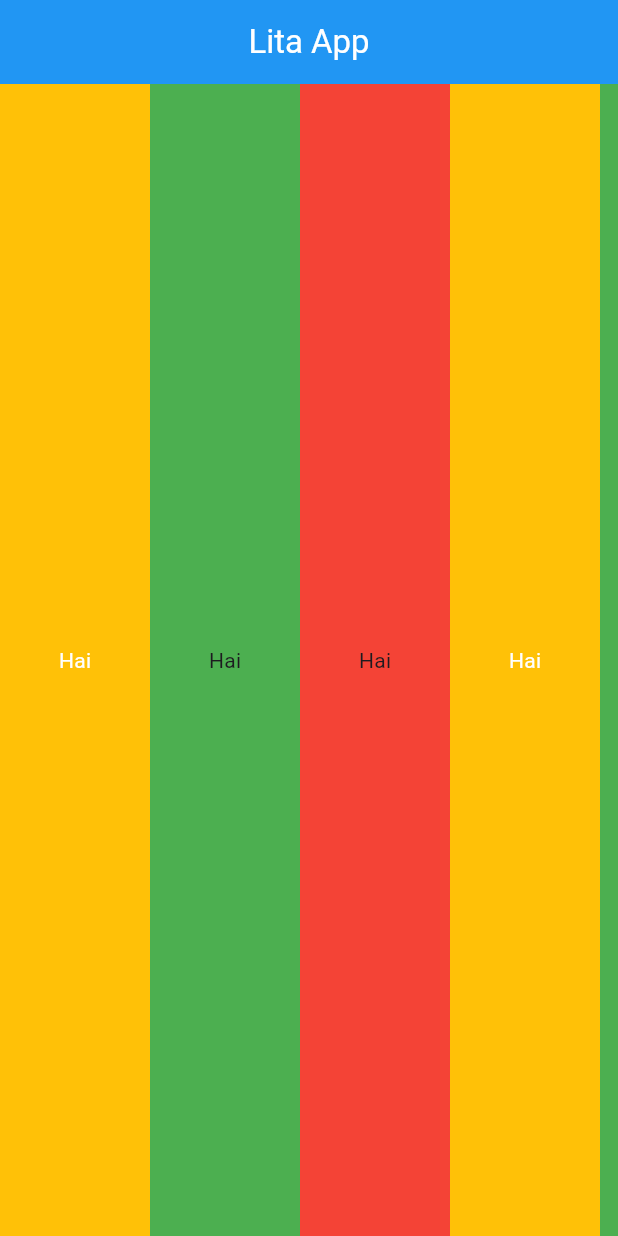
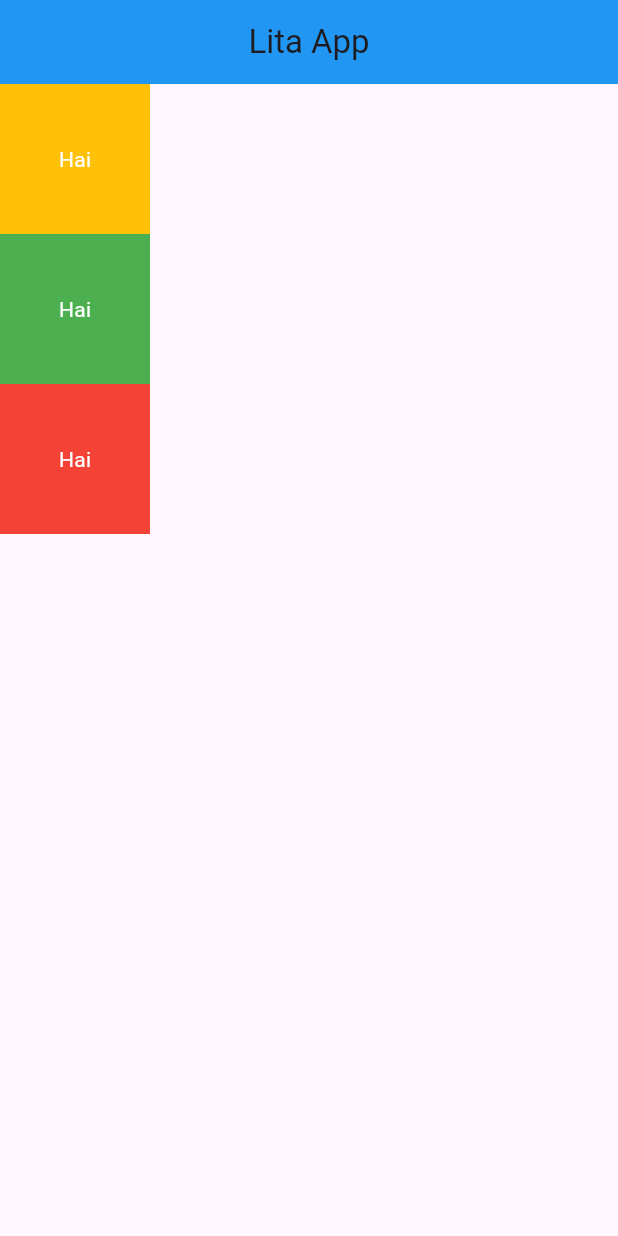
Before and after one commit to maulitayasmin/mobile, a Flutter app: the screen it shows after launch, on a phone screen of 412 x 824 dp. Run offline on Flutter 3.47's test engine with Material 3 defaults, Android fonts, the phone set to English and light mode, and no system bars.

Commit message:
mainAxisAlignment&crossAxisAlignment (column&row)

```diff
--- a/lib/main.dart
+++ b/lib/main.dart
@@ -1,6 +1,6 @@
 import 'package:flutter/material.dart';
 
-void main(){
+void main() {
   runApp(LitaApp());
 }
 
@@ -13,18 +13,18 @@ class LitaApp extends StatelessWidget {
       home: Scaffold(
         appBar: AppBar(
           title: Center(
-            child: Text('Lita App')
-            ),
-          foregroundColor: Colors.white,
+            child: Text('Lita App'),
+          ),
           backgroundColor: Colors.blue,
         ),
-        body: ListView( //semua anak di listview ukurannya mengikuti kemana listview mengaksesnya
-        scrollDirection: Axis.horizontal, //scroll menjadi kesamping
-        children: [
+        body: Column(
+          mainAxisAlignment: MainAxisAlignment.start, // bawah, ctrl+spasi
+          crossAxisAlignment: CrossAxisAlignment.start, //samping
+          children: [
             Container(
               width: 100,
               height: 100,
-              color: Colors.amber, // Memberikan warna pada container sehingga bisa disebut widget visible
+              color: Colors.amber, // Memberikan warna pada container
               child: Center(
                 child: Text(
                   'Hai',
@@ -34,27 +34,10 @@ class LitaApp extends StatelessWidget {
                 ),
               ),
             ),
-
-          Container(
-            width: 100,
-            height: 100,
-            color: Colors.green, //Memberikan wara pada container sehingga bisa disebut widget visible
-            child: Center(
-              child: Text('Hai')
-            ),
-          ),
-          Container(
-            width: 100,
-            height: 100,
-            color: Colors.red, //Memberikan wara pada container sehingga bisa disebut widget visible
-            child: Center(
-              child: Text('Hai')
-            ),
-          ),
-          Container(
+            Container(
               width: 100,
               height: 100,
-              color: Colors.amber, // Memberikan warna pada container sehingga bisa disebut widget visible
+              color: Colors.green, // Memberikan warna pada container
               child: Center(
                 child: Text(
                   'Hai',
@@ -64,27 +47,10 @@ class LitaApp extends StatelessWidget {
                 ),
               ),
             ),
-
-          Container(
-            width: 100,
-            height: 100,
-            color: Colors.green, //Memberikan wara pada container sehingga bisa disebut widget visible
-            child: Center(
-              child: Text('Hai')
-            ),
-          ),
-          Container(
-            width: 100,
-            height: 100,
-            color: Colors.red, //Memberikan wara pada container sehingga bisa disebut widget visible
-            child: Center(
-              child: Text('Hai')
-            ),
-          ),
-          Container(
+            Container(
               width: 100,
               height: 100,
-              color: Colors.amber, // Memberikan warna pada container sehingga bisa disebut widget visible
+              color: Colors.red, // Memberikan warna pada container
               child: Center(
                 child: Text(
                   'Hai',
@@ -94,115 +60,8 @@ class LitaApp extends StatelessWidget {
                 ),
               ),
             ),
-
-          Container(
-            width: 100,
-            height: 100,
-            color: Colors.green, //Memberikan wara pada container sehingga bisa disebut widget visible
-            child: Center(
-              child: Text('Hai')
-            ),
-          ),
-          Container(
-            width: 100,
-            height: 100,
-            color: Colors.red, //Memberikan wara pada container sehingga bisa disebut widget visible
-            child: Center(
-              child: Text('Hai')
-            ),
-          ),
-          Container(
-              width: 100,
-              height: 100,
-              color: Colors.amber, // Memberikan warna pada container sehingga bisa disebut widget visible
-              child: Center(
-                child: Text(
-                  'Hai',
-                  style: TextStyle(
-                    color: Colors.white, // Mengubah warna teks menjadi putih
-                  ),
-                ),
-              ),
-            ),
-
-          Container(
-            width: 100,
-            height: 100,
-            color: Colors.green, //Memberikan wara pada container sehingga bisa disebut widget visible
-            child: Center(
-              child: Text('Hai')
-            ),
-          ),
-          Container(
-            width: 100,
-            height: 100,
-            color: Colors.red, //Memberikan wara pada container sehingga bisa disebut widget visible
-            child: Center(
-              child: Text('Hai')
-            ),
-          ),
-          Container(
-              width: 100,
-              height: 100,
-              color: Colors.amber, // Memberikan warna pada container sehingga bisa disebut widget visible
-              child: Center(
-                child: Text(
-                  'Hai',
-                  style: TextStyle(
-                    color: Colors.white, // Mengubah warna teks menjadi putih
-                  ),
-                ),
-              ),
-            ),
-
-          Container(
-            width: 100,
-            height: 100,
-            color: Colors.green, //Memberikan wara pada container sehingga bisa disebut widget visible
-            child: Center(
-              child: Text('Hai')
-            ),
-          ),
-          Container(
-            width: 100,
-            height: 100,
-            color: Colors.red, //Memberikan wara pada container sehingga bisa disebut widget visible
-            child: Center(
-              child: Text('Hai')
-            ),
-          ),
-          Container(
-              width: 100,
-              height: 100,
-              color: Colors.amber, // Memberikan warna pada container sehingga bisa disebut widget visible
-              child: Center(
-                child: Text(
-                  'Hai',
-                  style: TextStyle(
-                    color: Colors.white, // Mengubah warna teks menjadi putih
-                  ),
-                ),
-              ),
-            ),
-
-          Container(
-            width: 100,
-            height: 100,
-            color: Colors.green, //Memberikan wara pada container sehingga bisa disebut widget visible
-            child: Center(
-              child: Text('Hai')
-            ),
-          ),
-          Container(
-            width: 100,
-            height: 100,
-            color: Colors.red, //Memberikan wara pada container sehingga bisa disebut widget visible
-            child: Center(
-              child: Text('Hai')
-            ),
-          ),
-        ],
-                )
+          ],
+        ),
       ),
     );
   }
```
